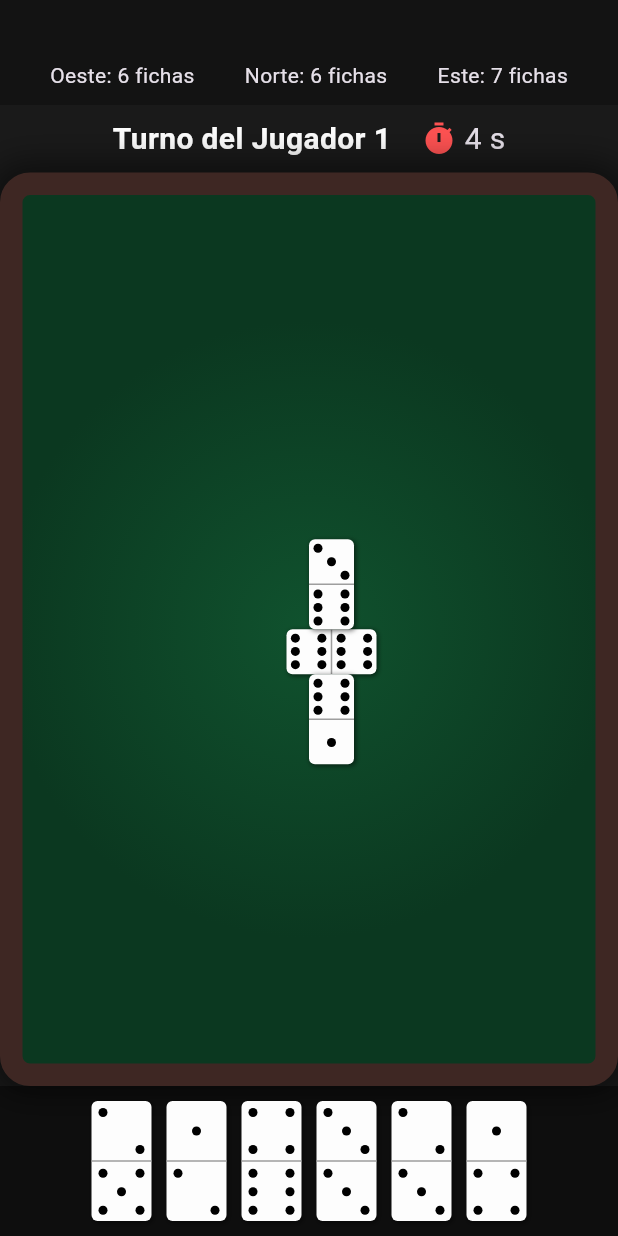
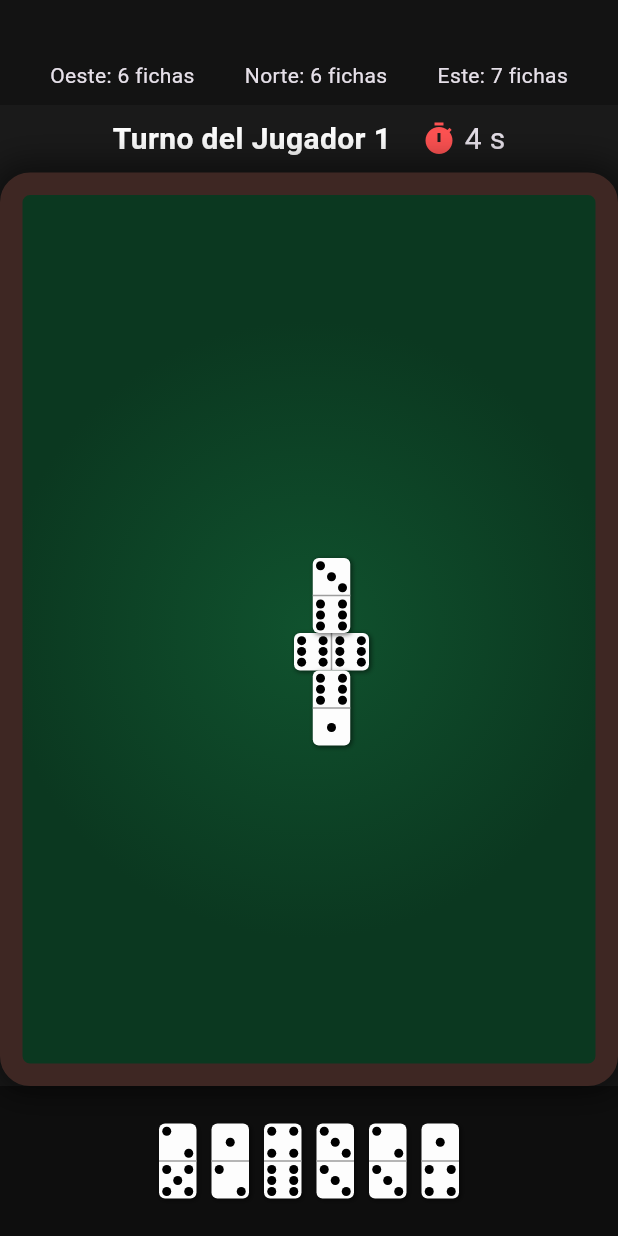
Before and after one commit to Phamton140/simulador_domino, a Flutter app: the screen it shows after launch, on a phone screen of 412 x 824 dp. Run offline on Flutter 3.47's test engine with Material 3 defaults, Android fonts, the phone set to English and light mode, and no system bars.

Commit message:
Ajuste de proporciones de fichas (25x50) y unificacion de tamano con el hand

```diff
--- a/lib/domino_game.dart
+++ b/lib/domino_game.dart
@@ -60,8 +60,8 @@ class GameEngine {
   double tableH = 600;
   bool isInitialized = false;
 
-  static const double PIECE_L = 60;
-  static const double PIECE_W = 30;
+  static const double PIECE_L = 50;
+  static const double PIECE_W = 25;
   static const double MARGIN = 70; // Reducido un poco para aprovechar mejor pantallas pequeñas
 
   void initGame(double w, double h) {
--- a/lib/main.dart
+++ b/lib/main.dart
@@ -272,7 +272,7 @@ class _GameScreenState extends State<GameScreen> {
                       duration: const Duration(milliseconds: 200),
                       margin: const EdgeInsets.symmetric(horizontal: 5),
                       transform: isPlayable ? Matrix4.translationValues(0, -10, 0) : Matrix4.identity(),
-                      child: _buildDomino(d.val1, d.val2, 'column', 40, 80),
+                      child: _buildDomino(d.val1, d.val2, 'column', GameEngine.PIECE_W, GameEngine.PIECE_L),
                     ),
                   ),
                 );
```
